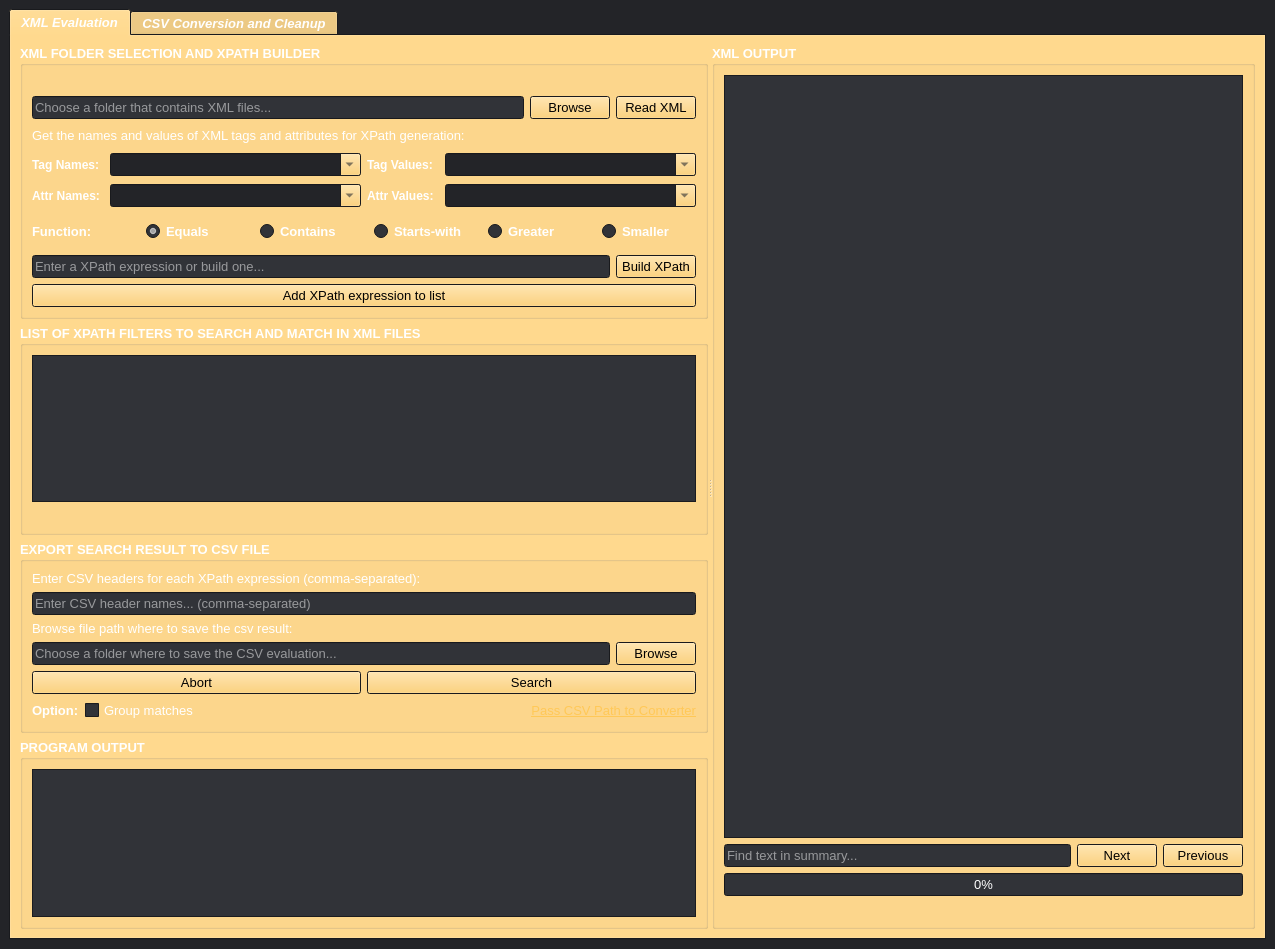
Old version of the form src/ui/main/XMLuvation.ui in the repository zaricj/XMLuvation.
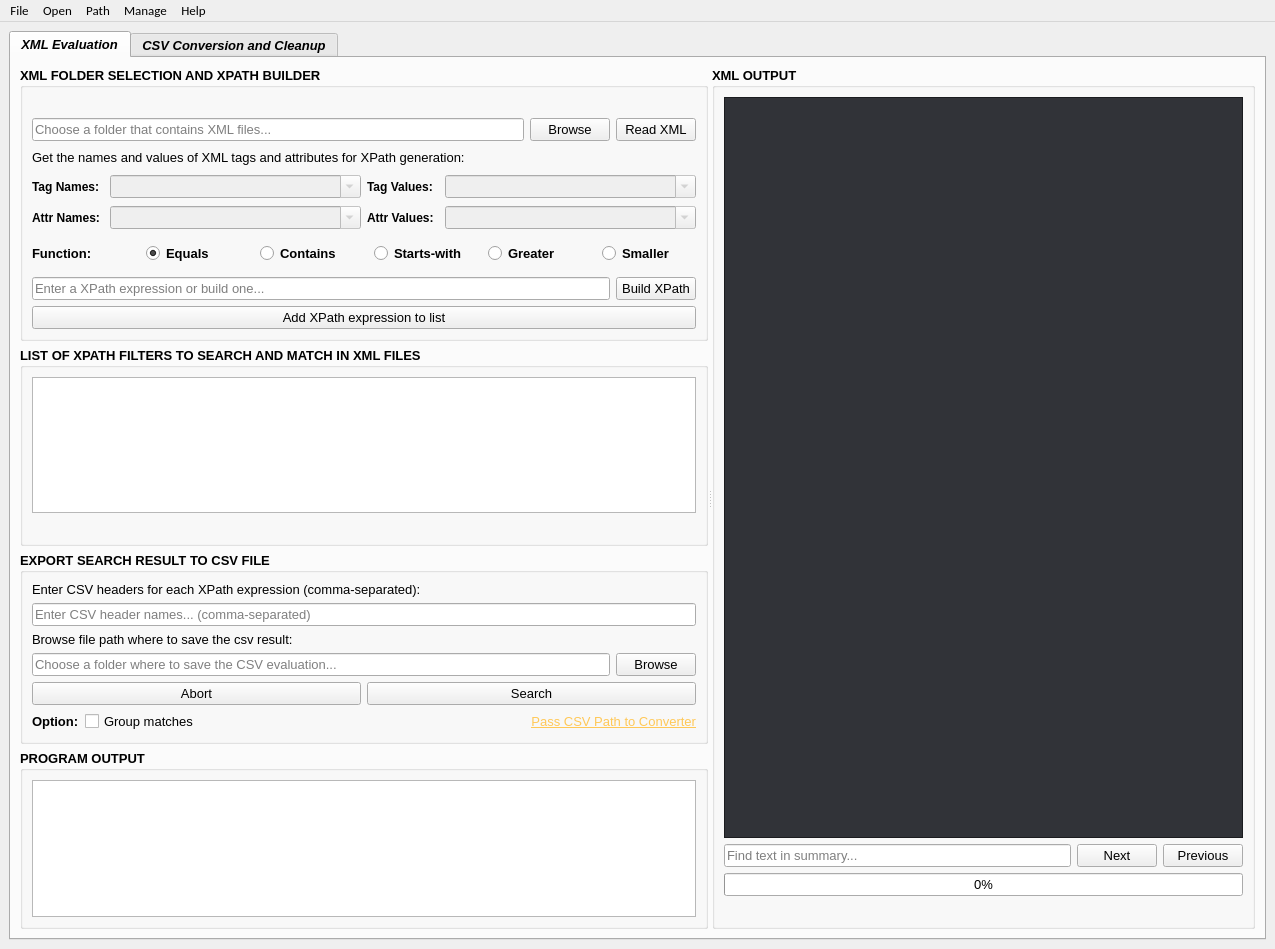
New version of the form. Icons and pictures are not drawn.

Commit message: Add menu bar in ui and removed creation in main.py

Diff of the .ui file:
```diff
--- a/src/ui/main/XMLuvation.ui
+++ b/src/ui/main/XMLuvation.ui
@@ -13,304 +13,6 @@
     <height>949</height>
    </rect>
   </property>
-  <property name="palette">
-   <palette>
-    <active>
-     <colorrole role="WindowText">
-      <brush brushstyle="SolidPattern">
-       <color alpha="255">
-        <red>255</red>
-        <green>255</green>
-        <blue>255</blue>
-       </color>
-      </brush>
-     </colorrole>
-     <colorrole role="Button">
-      <brush brushstyle="SolidPattern">
-       <color alpha="255">
-        <red>255</red>
-        <green>200</green>
-        <blue>87</blue>
-       </color>
-      </brush>
-     </colorrole>
-     <colorrole role="Dark">
-      <brush brushstyle="SolidPattern">
-       <color alpha="255">
-        <red>54</red>
-        <green>54</green>
-        <blue>54</blue>
-       </color>
-      </brush>
-     </colorrole>
-     <colorrole role="Text">
-      <brush brushstyle="SolidPattern">
-       <color alpha="255">
-        <red>255</red>
-        <green>255</green>
-        <blue>255</blue>
-       </color>
-      </brush>
-     </colorrole>
-     <colorrole role="BrightText">
-      <brush brushstyle="SolidPattern">
-       <color alpha="255">
-        <red>255</red>
-        <green>255</green>
-        <blue>127</blue>
-       </color>
-      </brush>
-     </colorrole>
-     <colorrole role="ButtonText">
-      <brush brushstyle="SolidPattern">
-       <color alpha="255">
-        <red>0</red>
-        <green>0</green>
-        <blue>0</blue>
-       </color>
-      </brush>
-     </colorrole>
-     <colorrole role="Base">
-      <brush brushstyle="SolidPattern">
-       <color alpha="255">
-        <red>49</red>
-        <green>51</green>
-        <blue>56</blue>
-       </color>
-      </brush>
-     </colorrole>
-     <colorrole role="Window">
-      <brush brushstyle="SolidPattern">
-       <color alpha="255">
-        <red>35</red>
-        <green>36</green>
-        <blue>40</blue>
-       </color>
-      </brush>
-     </colorrole>
-     <colorrole role="Highlight">
-      <brush brushstyle="SolidPattern">
-       <color alpha="255">
-        <red>211</red>
-        <green>162</green>
-        <blue>72</blue>
-       </color>
-      </brush>
-     </colorrole>
-     <colorrole role="HighlightedText">
-      <brush brushstyle="SolidPattern">
-       <color alpha="255">
-        <red>0</red>
-        <green>0</green>
-        <blue>0</blue>
-       </color>
-      </brush>
-     </colorrole>
-     <colorrole role="Accent">
-      <brush brushstyle="SolidPattern">
-       <color alpha="255">
-        <red>255</red>
-        <green>200</green>
-        <blue>87</blue>
-       </color>
-      </brush>
-     </colorrole>
-    </active>
-    <inactive>
-     <colorrole role="WindowText">
-      <brush brushstyle="SolidPattern">
-       <color alpha="255">
-        <red>255</red>
-        <green>255</green>
-        <blue>255</blue>
-       </color>
-      </brush>
-     </colorrole>
-     <colorrole role="Button">
-      <brush brushstyle="SolidPattern">
-       <color alpha="255">
-        <red>255</red>
-        <green>200</green>
-        <blue>87</blue>
-       </color>
-      </brush>
-     </colorrole>
-     <colorrole role="Dark">
-      <brush brushstyle="SolidPattern">
-       <color alpha="255">
-        <red>54</red>
-        <green>54</green>
-        <blue>54</blue>
-       </color>
-      </brush>
-     </colorrole>
-     <colorrole role="Text">
-      <brush brushstyle="SolidPattern">
-       <color alpha="255">
-        <red>255</red>
-        <green>255</green>
-        <blue>255</blue>
-       </color>
-      </brush>
-     </colorrole>
-     <colorrole role="BrightText">
-      <brush brushstyle="SolidPattern">
-       <color alpha="255">
-        <red>255</red>
-        <green>255</green>
-        <blue>127</blue>
-       </color>
-      </brush>
-     </colorrole>
-     <colorrole role="ButtonText">
-      <brush brushstyle="SolidPattern">
-       <color alpha="255">
-        <red>0</red>
-        <green>0</green>
-        <blue>0</blue>
-       </color>
-      </brush>
-     </colorrole>
-     <colorrole role="Base">
-      <brush brushstyle="SolidPattern">
-       <color alpha="255">
-        <red>49</red>
-        <green>51</green>
-        <blue>56</blue>
-       </color>
-      </brush>
-     </colorrole>
-     <colorrole role="Window">
-      <brush brushstyle="SolidPattern">
-       <color alpha="255">
-        <red>35</red>
-        <green>36</green>
-        <blue>40</blue>
-       </color>
-      </brush>
-     </colorrole>
-     <colorrole role="Highlight">
-      <brush brushstyle="SolidPattern">
-       <color alpha="255">
-        <red>211</red>
-        <green>162</green>
-        <blue>72</blue>
-       </color>
-      </brush>
-     </colorrole>
-     <colorrole role="HighlightedText">
-      <brush brushstyle="SolidPattern">
-       <color alpha="255">
-        <red>0</red>
-        <green>0</green>
-        <blue>0</blue>
-       </color>
-      </brush>
-     </colorrole>
-     <colorrole role="Accent">
-      <brush brushstyle="SolidPattern">
-       <color alpha="255">
-        <red>255</red>
-        <green>200</green>
-        <blue>87</blue>
-       </color>
-      </brush>
-     </colorrole>
-    </inactive>
-    <disabled>
-     <colorrole role="WindowText">
-      <brush brushstyle="SolidPattern">
-       <color alpha="255">
-        <red>54</red>
-        <green>54</green>
-        <blue>54</blue>
-       </color>
-      </brush>
-     </colorrole>
-     <colorrole role="Button">
-      <brush brushstyle="SolidPattern">
-       <color alpha="255">
-        <red>255</red>
-        <green>200</green>
-        <blue>87</blue>
-       </color>
-      </brush>
-     </colorrole>
-     <colorrole role="Dark">
-      <brush brushstyle="SolidPattern">
-       <color alpha="255">
-        <red>54</red>
-        <green>54</green>
-        <blue>54</blue>
-       </color>
-      </brush>
-     </colorrole>
-     <colorrole role="Text">
-      <brush brushstyle="SolidPattern">
-       <color alpha="255">
-        <red>54</red>
-        <green>54</green>
-        <blue>54</blue>
-       </color>
-      </brush>
-     </colorrole>
-     <colorrole role="BrightText">
-      <brush brushstyle="SolidPattern">
-       <color alpha="255">
-        <red>255</red>
-        <green>255</green>
-        <blue>127</blue>
-       </color>
-      </brush>
-     </colorrole>
-     <colorrole role="ButtonText">
-      <brush brushstyle="SolidPattern">
-       <color alpha="255">
-        <red>54</red>
-        <green>54</green>
-        <blue>54</blue>
-       </color>
-      </brush>
-     </colorrole>
-     <colorrole role="Base">
-      <brush brushstyle="SolidPattern">
-       <color alpha="255">
-        <red>35</red>
-        <green>36</green>
-        <blue>40</blue>
-       </color>
-      </brush>
-     </colorrole>
-     <colorrole role="Window">
-      <brush brushstyle="SolidPattern">
-       <color alpha="255">
-        <red>35</red>
-        <green>36</green>
-        <blue>40</blue>
-       </color>
-      </brush>
-     </colorrole>
-     <colorrole role="HighlightedText">
-      <brush brushstyle="SolidPattern">
-       <color alpha="255">
-        <red>0</red>
-        <green>0</green>
-        <blue>0</blue>
-       </color>
-      </brush>
-     </colorrole>
-     <colorrole role="Accent">
-      <brush brushstyle="SolidPattern">
-       <color alpha="255">
-        <red>255</red>
-        <green>200</green>
-        <blue>87</blue>
-       </color>
-      </brush>
-     </colorrole>
-    </disabled>
-   </palette>
-  </property>
   <property name="font">
    <font>
     <family>Calibri</family>
@@ -2516,6 +2218,113 @@
     </item>
    </layout>
   </widget>
+  <widget class="QMenuBar" name="menu_bar">
+   <property name="geometry">
+    <rect>
+     <x>0</x>
+     <y>0</y>
+     <width>1275</width>
+     <height>33</height>
+    </rect>
+   </property>
+   <widget class="QMenu" name="file_menu">
+    <property name="title">
+     <string>File</string>
+    </property>
+    <widget class="QMenu" name="recent_xpath_expressions_menu">
+     <property name="title">
+      <string>Recent XPath expressions</string>
+     </property>
+    </widget>
+    <addaction name="recent_xpath_expressions_menu"/>
+    <addaction name="clear_recent_xpath_expressions_action"/>
+    <addaction name="separator"/>
+    <addaction name="clear_action"/>
+    <addaction name="exit_action"/>
+   </widget>
+   <widget class="QMenu" name="open_menu">
+    <property name="title">
+     <string>Open</string>
+    </property>
+    <addaction name="open_input_action"/>
+    <addaction name="open_output_action"/>
+    <addaction name="separator"/>
+    <addaction name="open_csv_conversion_input_action"/>
+   </widget>
+   <widget class="QMenu" name="paths_menu">
+    <property name="title">
+     <string>Path</string>
+    </property>
+    <addaction name="add_custom_path_action"/>
+   </widget>
+   <widget class="QMenu" name="settings_menu">
+    <property name="title">
+     <string>Manage</string>
+    </property>
+    <addaction name="open_paths_manager"/>
+   </widget>
+   <widget class="QMenu" name="help_menu">
+    <property name="title">
+     <string>Help</string>
+    </property>
+    <addaction name="xpath_help_action"/>
+   </widget>
+   <addaction name="file_menu"/>
+   <addaction name="open_menu"/>
+   <addaction name="paths_menu"/>
+   <addaction name="settings_menu"/>
+   <addaction name="help_menu"/>
+  </widget>
+  <action name="clear_recent_xpath_expressions_action">
+   <property name="text">
+    <string>Clear recent XPath expressions</string>
+   </property>
+  </action>
+  <action name="clear_action">
+   <property name="text">
+    <string>Clear all outputs</string>
+   </property>
+  </action>
+  <action name="exit_action">
+   <property name="text">
+    <string>Exit</string>
+   </property>
+  </action>
+  <action name="open_input_action">
+   <property name="text">
+    <string>Open input XML folder</string>
+   </property>
+  </action>
+  <action name="open_output_action">
+   <property name="text">
+    <string>Open output CSV folder</string>
+   </property>
+  </action>
+  <action name="open_csv_conversion_input_action">
+   <property name="text">
+    <string>Open output CSV converted folder</string>
+   </property>
+  </action>
+  <action name="add_custom_path_action">
+   <property name="text">
+    <string>Add custom path</string>
+   </property>
+  </action>
+  <action name="open_paths_manager">
+   <property name="text">
+    <string>Open custom path manager</string>
+   </property>
+  </action>
+  <action name="xpath_help_action">
+   <property name="text">
+    <string>Regex Help</string>
+   </property>
+  </action>
+  <action name="actionx">
+   <property name="text">
+    <string>x</string>
+   </property>
+  </action>
  </widget>
  <resources>
   <include location="../../resources/qrc/xmluvation_resources.qrc"/>
```
The commit also changes 3 other files.
